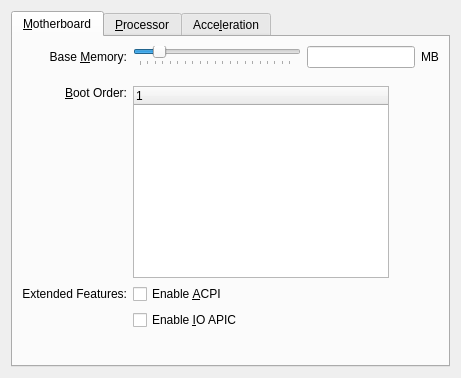
This is vbox/src/VBox/Frontends/VirtualBox/ui/VBoxVMSettingsSystem.ui in jljuxgm/vboxgit as Qt 5 draws it before an edit. The edited form follows.
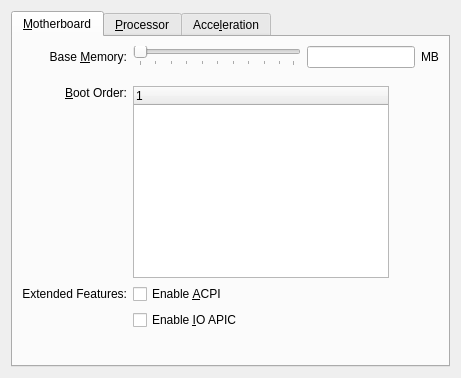
This is the edited form. Icons and pictures are not drawn. Custom widgets are drawn as their Qt base class.

Commit message:
commit_21344 ------------------------------------------------------------------------ r21344 | vboxsync | 2009-07-07 23:35:18 +0800 (Tue, 07 Jul 2009) | 2 lines
FE/Qt4: no defaults

------------------------------------------------------------------------

Patch:
```diff
--- a/vbox/src/VBox/Frontends/VirtualBox/ui/VBoxVMSettingsSystem.ui
+++ b/vbox/src/VBox/Frontends/VirtualBox/ui/VBoxVMSettingsSystem.ui
@@ -67,15 +67,6 @@
            <property name="whatsThis">
             <string>Controls the amount of memory provided to the virtual machine. If you assign too much, the machine might not start.</string>
            </property>
-           <property name="maximum">
-            <number>4096</number>
-           </property>
-           <property name="singleStep">
-            <number>200</number>
-           </property>
-           <property name="value">
-            <number>512</number>
-           </property>
            <property name="orientation">
             <enum>Qt::Horizontal</enum>
            </property>
```
